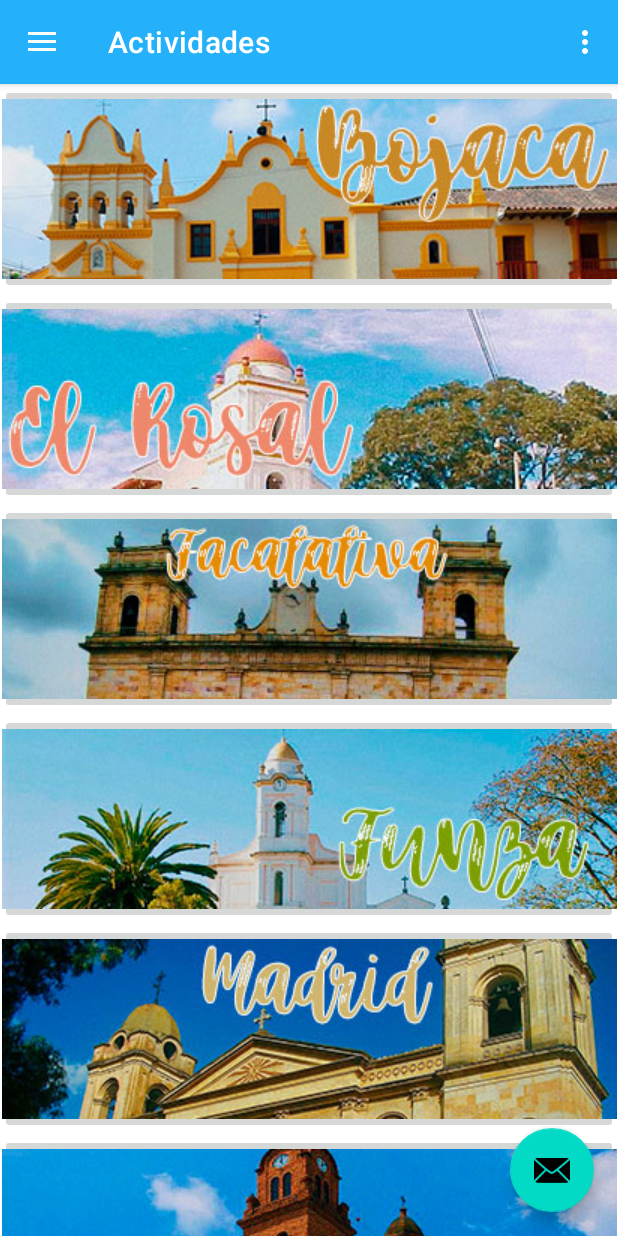
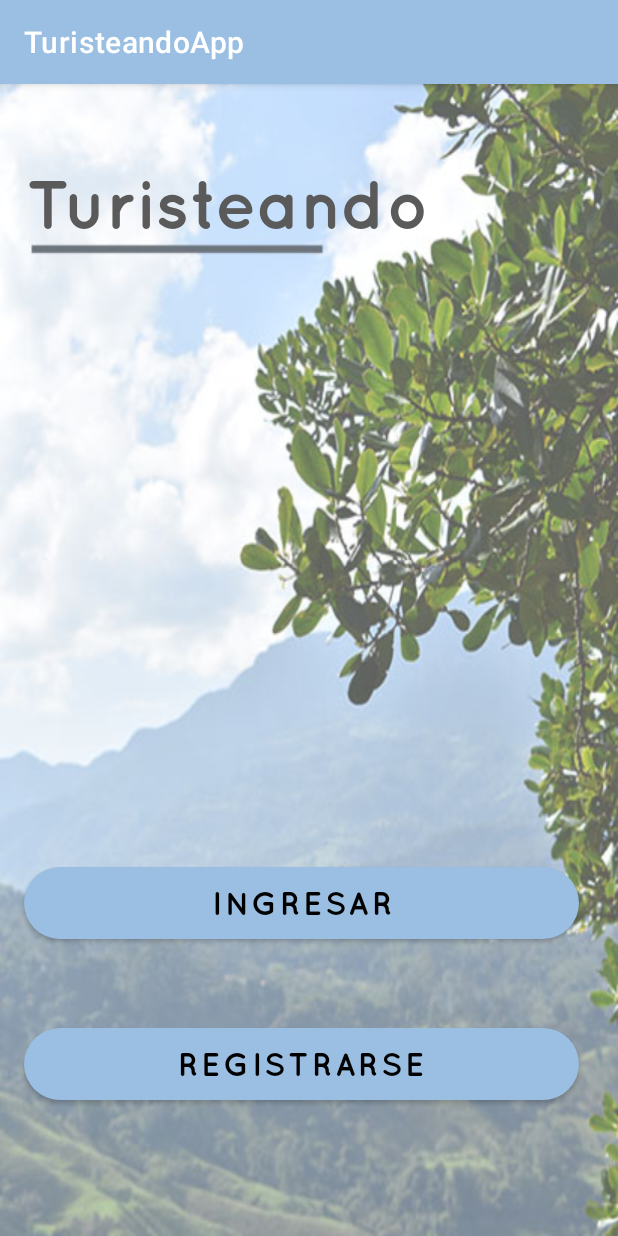
Before and after one commit to jnnieto/TuristeandoApp, an Android app: the screen it shows after launch (MainAppTuristeando before the commit, InicioTuristeando after it), on a phone screen of 412 x 824 dp. Run offline under Robolectric (Android 15) with nearby library versions, the phone set to English and light mode, and no system bars.

Commit message:
Inicio de la aplicion y reubicacion del splash screen.

```diff
--- a/app/src/main/AndroidManifest.xml
+++ b/app/src/main/AndroidManifest.xml
@@ -9,18 +9,17 @@
         android:roundIcon="@mipmap/ic_launcher_round"
         android:supportsRtl="true"
         android:theme="@style/Theme.TuristiandoApp">
-        <activity android:name=".InicioTuristeando"></activity>
+        <activity android:name=".InicioTuristeando" android:theme="@style/SplashTheme">
+            <intent-filter>
+                <action android:name="android.intent.action.MAIN" />
+                <category android:name="android.intent.category.LAUNCHER" />
+            </intent-filter>
+        </activity>
         <activity
             android:name=".MainAppTuristeando"
             android:label="@string/title_activity_main_app_turisteando"
             android:theme="@style/Theme.TuristiandoApp.NoActionBar">
-            <intent-filter>
-                <action android:name="android.intent.action.MAIN" />
-
-                <category android:name="android.intent.category.LAUNCHER" />
-            </intent-filter>
         </activity>
         <activity android:name=".MainActivity"></activity>
     </application>
-
 </manifest>
--- a/app/src/main/java/com/example/turistiandoapp/InicioTuristeando.kt
+++ b/app/src/main/java/com/example/turistiandoapp/InicioTuristeando.kt
@@ -5,6 +5,7 @@ import android.os.Bundle
 
 class InicioTuristeando : AppCompatActivity() {
     override fun onCreate(savedInstanceState: Bundle?) {
+        setTheme(R.style.Theme_TuristiandoApp)
         super.onCreate(savedInstanceState)
         setContentView(R.layout.activity_inicio_turisteando)
     }
--- a/app/src/main/res/layout/activity_inicio_turisteando.xml
+++ b/app/src/main/res/layout/activity_inicio_turisteando.xml
@@ -4,6 +4,66 @@
     xmlns:tools="http://schemas.android.com/tools"
     android:layout_width="match_parent"
     android:layout_height="match_parent"
+    android:background="@drawable/fondo_inicio"
     tools:context=".InicioTuristeando">
 
+    <TextView
+        android:id="@+id/titleappturisteando"
+        android:layout_width="wrap_content"
+        android:layout_height="wrap_content"
+        android:layout_marginStart="17dp"
+        android:layout_marginLeft="17dp"
+        android:layout_marginTop="8dp"
+        android:fontFamily="@font/quicksand_bold"
+        android:text="Turisteando"
+        android:textColor="#5A5A5A"
+        android:textColorHint="#FFFFFF"
+        android:textSize="46sp"
+        app:layout_constraintBottom_toTopOf="@+id/BtnLogin"
+        app:layout_constraintStart_toStartOf="parent"
+        app:layout_constraintTop_toTopOf="parent" />
+
+    <Button
+        android:id="@+id/BtnLogin"
+        android:layout_width="370dp"
+        android:layout_height="60dp"
+        android:layout_marginStart="16dp"
+        android:layout_marginLeft="16dp"
+        android:layout_marginTop="365dp"
+        android:layout_marginEnd="16dp"
+        android:layout_marginRight="16dp"
+        android:layout_marginBottom="1dp"
+        android:fontFamily="@font/quicksand_bold"
+        android:text="Ingresar"
+        android:textColor="#000000"
+        android:textSize="21sp"
+        app:cornerRadius="50dp"
+        app:layout_constraintBottom_toTopOf="@+id/BtnRegister"
+        app:layout_constraintEnd_toEndOf="parent"
+        app:layout_constraintHorizontal_bias="0.0"
+        app:layout_constraintStart_toStartOf="parent"
+        app:layout_constraintTop_toBottomOf="@+id/titleappturisteando"
+        tools:ignore="MissingConstraints" />
+
+    <Button
+        android:id="@+id/BtnRegister"
+        android:layout_width="370dp"
+        android:layout_height="60dp"
+        android:layout_marginStart="16dp"
+        android:layout_marginLeft="16dp"
+        android:layout_marginTop="1dp"
+        android:layout_marginEnd="16dp"
+        android:layout_marginRight="16dp"
+        android:layout_marginBottom="40dp"
+        android:fontFamily="@font/quicksand_bold"
+        android:text="Registrarse"
+        android:textColor="#000000"
+        android:textSize="21sp"
+        app:cornerRadius="50dp"
+        app:layout_constraintBottom_toBottomOf="parent"
+        app:layout_constraintEnd_toEndOf="parent"
+        app:layout_constraintHorizontal_bias="0.0"
+        app:layout_constraintStart_toStartOf="parent"
+        app:layout_constraintTop_toBottomOf="@+id/BtnLogin"
+        tools:ignore="MissingConstraints" />
 </androidx.constraintlayout.widget.ConstraintLayout>
--- a/app/src/main/res/menu/activity_main_drawer.xml
+++ b/app/src/main/res/menu/activity_main_drawer.xml
@@ -18,7 +18,7 @@
             android:title="@string/menu_favoritos" />
         <item
             android:id="@+id/nav_salir"
-            android:icon="@drawable/favoritos"
-            android:title="@string/menu_favoritos" />
+            android:icon="@drawable/salir"
+            android:title="Salir"/>
     </group>
 </menu>
--- a/app/src/main/res/values/colors.xml
+++ b/app/src/main/res/values/colors.xml
@@ -2,7 +2,7 @@
 <resources>
     <color name="purple_200">#FFBB86FC</color>
     <color name="purple_500">#FF6200EE</color>
-    <color name="azul_app">#25B1FA</color>
+    <color name="azul_app">#9ABFE2</color>
     <color name="teal_200">#FF03DAC5</color>
     <color name="teal_700">#FF018786</color>
     <color name="black">#FF000000</color>
```
Also changed, not shown: app/src/main/res/drawable-v24/fondo_inicio.jpg (added), app/src/main/res/font/quicksand_bold.otf (added), app/src/main/res/font/quicksand_light.otf (added).
